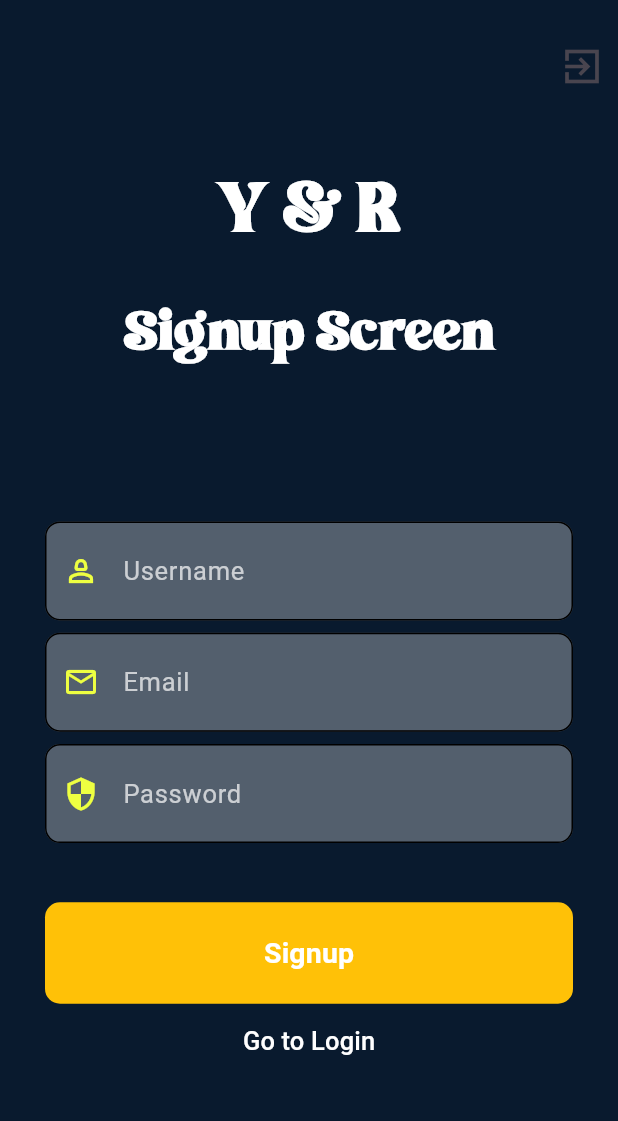
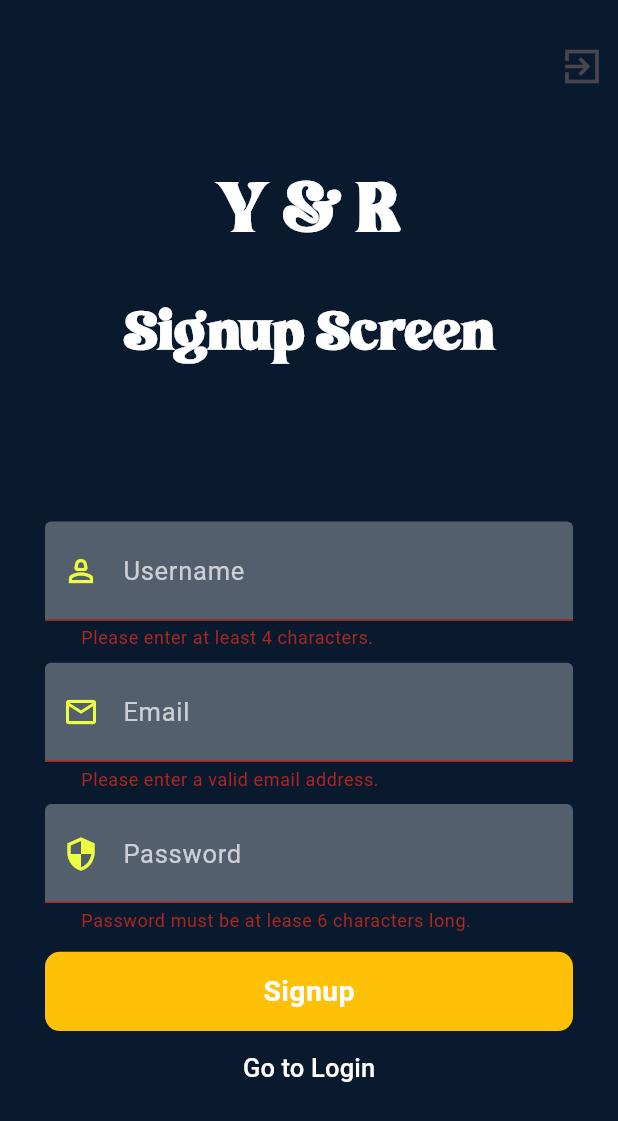
Before and after one commit to chanwoo0218/y_and_r-chat, a Flutter app: the SignupScreen screen opened directly, after a tap on "Signup", on a phone screen of 412 x 824 dp. Shown: the top 1121 px of the screen. Run offline on Flutter 3.47's test engine with Material 3 defaults, Android fonts, the phone set to English and light mode, and no system bars; our stand-ins replace font_awesome_flutter.

Commit message:
complete validation

```diff
--- a/lib/screens/signup_screen.dart
+++ b/lib/screens/signup_screen.dart
@@ -24,7 +24,11 @@ class _SignupScreenState extends State<SignupScreen> {
 
   @override
   Widget build(BuildContext context) {
-    return Scaffold(
+    return GestureDetector(
+        onTap: () {
+          FocusScope.of(context).unfocus();
+        },
+      child: Scaffold(
           backgroundColor: const Color(0xff091A2E),
           body: Stack(
             children : [
@@ -47,7 +51,8 @@ class _SignupScreenState extends State<SignupScreen> {
                   top: 80,
                   child: Container(
                     padding: const EdgeInsets.all(30),
-                  child: Column(
+                    child: SingleChildScrollView(
+                      child: Column(      //singlechildscrollview 넣기 : 빨간줄이 나오면 키보드가 가려짐
                         crossAxisAlignment: CrossAxisAlignment.center,
                         children: [
                           const Text(
@@ -94,6 +99,9 @@ class _SignupScreenState extends State<SignupScreen> {
                                     }
                                     return null;
                                   },
+                                  onSaved: (value){
+                                    userName = value!;
+                                  },
                                   decoration: InputDecoration(
                                       filled: true,
                                       prefixIcon: Icon(Icons.person_2_outlined),
@@ -119,6 +127,9 @@ class _SignupScreenState extends State<SignupScreen> {
                                       return "Please enter a valid email address.";
                                     }
                                     return null;
+                                  },
+                                  onSaved: (value) {
+                                    userEmail = value!;
                                   },
                                   decoration: InputDecoration(
                                       filled: true,
@@ -146,10 +157,13 @@ class _SignupScreenState extends State<SignupScreen> {
                                     }
                                     return null;
                                   },
+                                  onSaved: (value) {
+                                    userPassword = value!;
+                                  },
                                   decoration: InputDecoration(
                                       filled: true,
                                       fillColor: Colors.white30,
-                                  prefixIcon: Icon(Icons.security_outlined),
+                                      prefixIcon: const Icon(Icons.security_outlined),
                                       prefixIconColor: Colors.limeAccent,
                                       hintText: 'Password',
                                       hintStyle: const TextStyle(
@@ -171,16 +185,21 @@ class _SignupScreenState extends State<SignupScreen> {
                           // 배경 및 텍스트폼 필드
                         ],
                       ),
+                    ),
                   )
               ),
 
               Positioned(
-              top: MediaQuery.of(context).size.height*0.73,
+                top: MediaQuery.of(context).size.height*0.77,
                 right: 0,
                 left: 0,
                 child: Column(
                   children: [
-                  Container(
+                    GestureDetector(
+                      onTap: (){
+                        _tryValidation();
+                      },
+                      child: Container(
                         width: MediaQuery.of(context).size.width-60,
                         //height: MediaQuery.of(context).size.height*0.085,
                         padding: const EdgeInsets.all(17),
@@ -190,7 +209,6 @@ class _SignupScreenState extends State<SignupScreen> {
                         ),
                         child: Center(
                           heightFactor: 0.7,
-                      child: TextButton(
                           child: Text("Signup",
                           style: TextStyle(
                               color: Colors.white,
@@ -198,9 +216,6 @@ class _SignupScreenState extends State<SignupScreen> {
                               fontWeight: FontWeight.bold
                           ),
                           ),
-                        onPressed: (){
-
-                        },
                         ),
                       ),
                     ),
@@ -226,6 +241,7 @@ class _SignupScreenState extends State<SignupScreen> {
               // 로그인
             ],
           )
+      ),
     );
   }
 }
--- a/pubspec.yaml
+++ b/pubspec.yaml
@@ -36,6 +36,7 @@ dependencies:
   # Use with the CupertinoIcons class for iOS style icons.
   cupertino_icons: ^1.0.2
   font_awesome_flutter: ^10.7.0
+  cloud_firestore: ^4.15.4
 
 dev_dependencies:
   flutter_test:
```
Also changed, not shown: lib/screens/loginscreen.dart (+38 -14 lines), pubspec.lock, 10 other files. Lines whose indentation alone changed are shown as unchanged.
